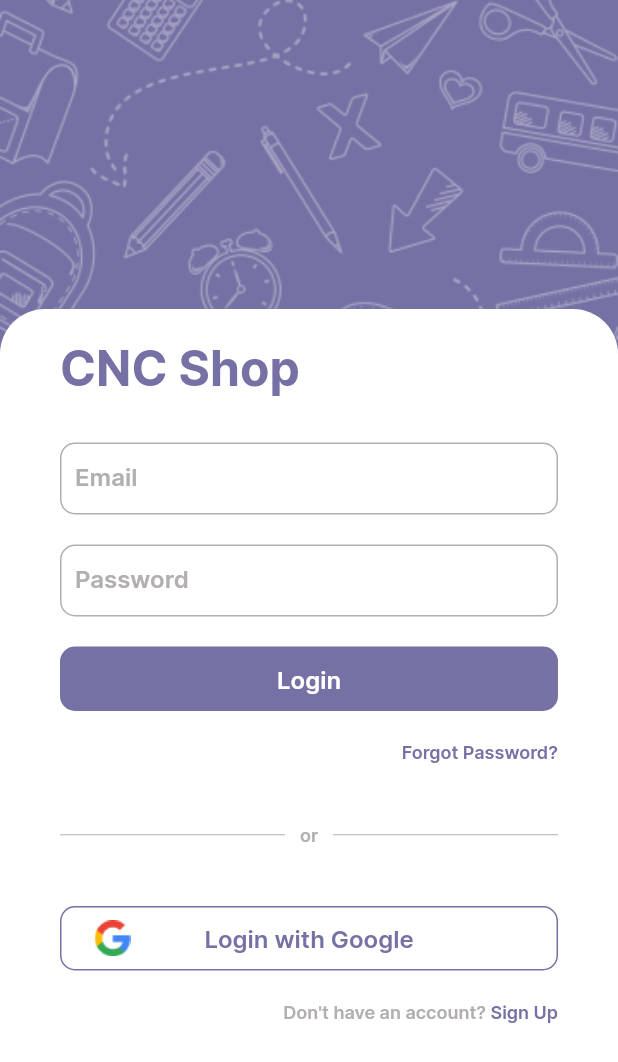
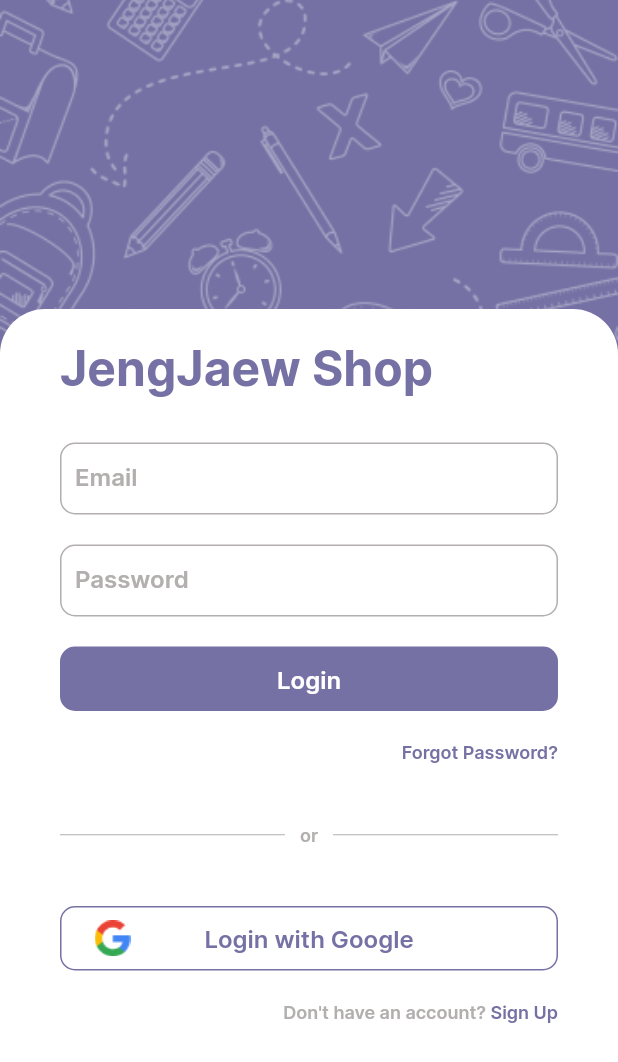
Before and after one commit to peerawitp/jengjaew_shop, a Flutter app: the screen it shows after launch, on a phone screen of 412 x 824 dp. Shown: the top 1062 px of the screen. Run offline on Flutter 3.47's test engine with Material 2 defaults, Android fonts, the phone set to English and light mode, and no system bars; our stand-ins replace firebase_auth, firebase_core, flutter_svg, image_picker; accounts and stored records are empty.

Commit message:
🏷 Rename title

```diff
--- a/lib/screens/home_screen.dart
+++ b/lib/screens/home_screen.dart
@@ -16,7 +16,7 @@ class _HomeScreenState extends State<HomeScreen> {
     return Scaffold(
       appBar: AppBar(
         title: Text(
-          'Jengjaew Shop',
+          'JengJaew Shop',
           style: Theme.of(context).textTheme.headline2,
         ),
         shape: Border(bottom: BorderSide(color: kColorsCream, width: 1.5)),
--- a/lib/screens/login_screen.dart
+++ b/lib/screens/login_screen.dart
@@ -45,7 +45,7 @@ class _LoginScreenState extends State<LoginScreen> {
                   Padding(
                     padding:
                         const EdgeInsets.only(left: 40, top: 20, bottom: 20),
-                    child: Text('CNC Shop',
+                    child: Text('JengJaew Shop',
                         style: Theme.of(context).textTheme.headline1),
                   ),
                   Form(
```
